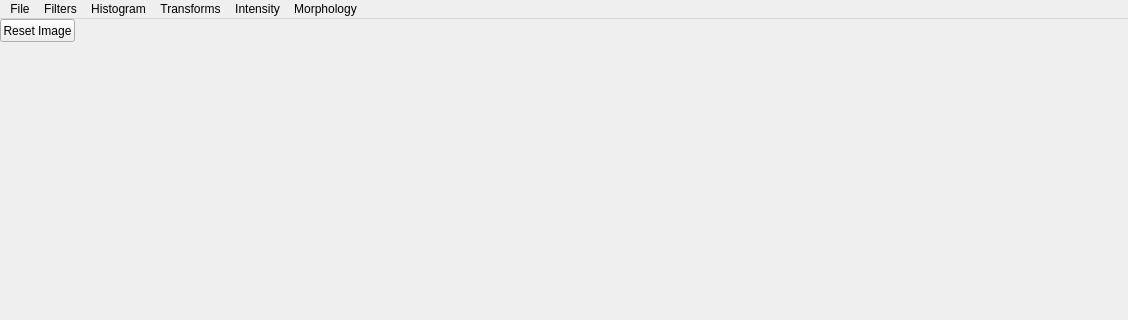
eymiramazan/image_processing, file ui.ui: the form before one commit; both pictures show x 0 to 1128 and y 0 to 320 of the 1128 by 888 pixel window.
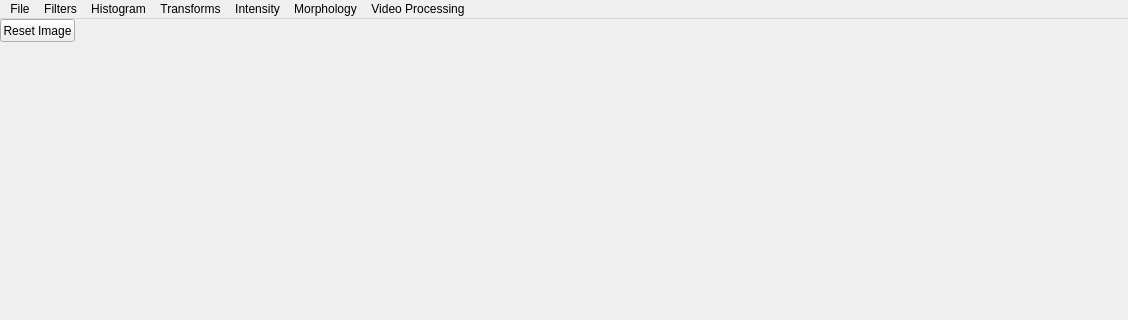
The form after the commit.

Commit message: add intensity n video

The edit to the form file:
```diff
--- a/ui.ui
+++ b/ui.ui
@@ -124,12 +124,20 @@
     <addaction name="actionSkeletonize"/>
     <addaction name="actionFloodFill"/>
    </widget>
+   <widget class="QMenu" name="menuVideo_Processing">
+    <property name="title">
+     <string>Video Processing</string>
+    </property>
+    <addaction name="actionWebCam"/>
+    <addaction name="actionVideo"/>
+   </widget>
    <addaction name="menuFile"/>
    <addaction name="menuFilters"/>
    <addaction name="menuHistogram"/>
    <addaction name="menuTransforms"/>
    <addaction name="menuIntensity"/>
    <addaction name="menuMorphology"/>
+   <addaction name="menuVideo_Processing"/>
   </widget>
   <widget class="QStatusBar" name="statusbar"/>
   <action name="actionLoad">
```
Left out of the diff: 30 changed lines with no effect on the pictures. The commit also changes 2 other files.
